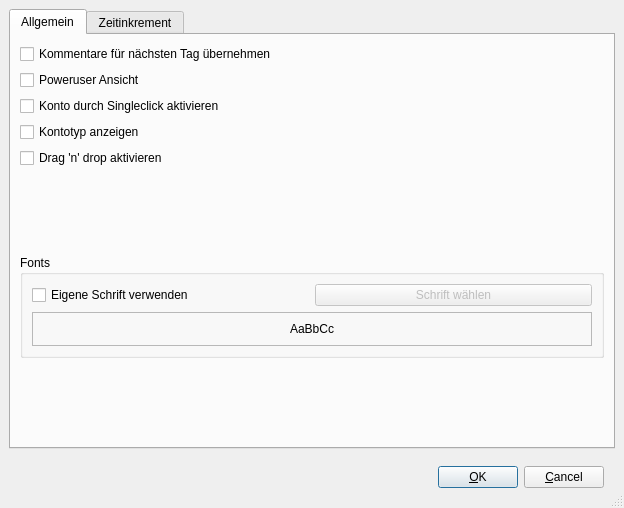
Qt form src/preferencedialogbase.ui (theoweiss/sctime) before a commit.
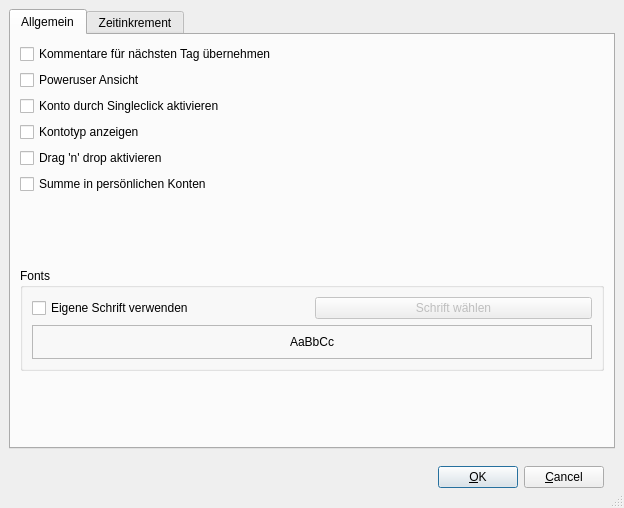
The same form after that commit.

Commit message: persoenliche Kontensummenoption

Diff of the .ui file:
```diff
--- a/src/preferencedialogbase.ui
+++ b/src/preferencedialogbase.ui
@@ -26,11 +26,9 @@
     <number>6</number>
    </property>
    <item>
-    <widget class="QTabWidget" name="TabWidget2" >
-     <property name="sizePolicy" >
-      <sizepolicy>
-       <hsizetype>1</hsizetype>
-       <vsizetype>1</vsizetype>
+    <widget class="QTabWidget" name="TabWidget2">
+     <property name="sizePolicy">
+      <sizepolicy hsizetype="Minimum" vsizetype="Minimum">
        <horstretch>0</horstretch>
        <verstretch>0</verstretch>
       </sizepolicy>
@@ -81,6 +79,13 @@
          </property>
         </widget>
        </item>
+       <item>
+        <widget class="QCheckBox" name="persoenlicheKontensummeCheckbox">
+         <property name="text">
+          <string>Summe in persönlichen Konten</string>
+         </property>
+        </widget>
+       </item>
        <item>
         <spacer>
          <property name="orientation" >
@@ -99,21 +104,21 @@
          <property name="title" >
           <string>Fonts</string>
          </property>
-         <layout class="QVBoxLayout" >
-          <property name="margin" >
-           <number>9</number>
-          </property>
-          <property name="spacing" >
+         <layout class="QVBoxLayout">
+          <property name="spacing">
            <number>6</number>
           </property>
+          <property name="margin">
+           <number>9</number>
+          </property>
           <item>
-           <layout class="QHBoxLayout" >
-            <property name="margin" >
-             <number>0</number>
-            </property>
-            <property name="spacing" >
+           <layout class="QHBoxLayout">
+            <property name="spacing">
              <number>6</number>
             </property>
+            <property name="margin">
+             <number>0</number>
+            </property>
             <item>
              <widget class="QCheckBox" name="customFontCheckBox" >
               <property name="text" >
@@ -141,13 +146,13 @@
             <property name="frameShadow" >
              <enum>QFrame::Raised</enum>
             </property>
-            <layout class="QHBoxLayout" >
-             <property name="margin" >
-              <number>9</number>
-             </property>
-             <property name="spacing" >
+            <layout class="QHBoxLayout">
+             <property name="spacing">
               <number>6</number>
              </property>
+             <property name="margin">
+              <number>9</number>
+             </property>
              <item>
               <widget class="QLabel" name="fontPreview" >
                <property name="text" >
@@ -310,7 +315,7 @@
    </item>
   </layout>
  </widget>
- <layoutdefault spacing="6" margin="11" />
+ <layoutdefault spacing="6" margin="11"/>
  <pixmapfunction>qPixmapFromMimeSource</pixmapfunction>
  <tabstops>
   <tabstop>buttonOk</tabstop>
```
Left out of the diff: 184 changed lines with no effect on the pictures. The commit also changes 7 other files.
